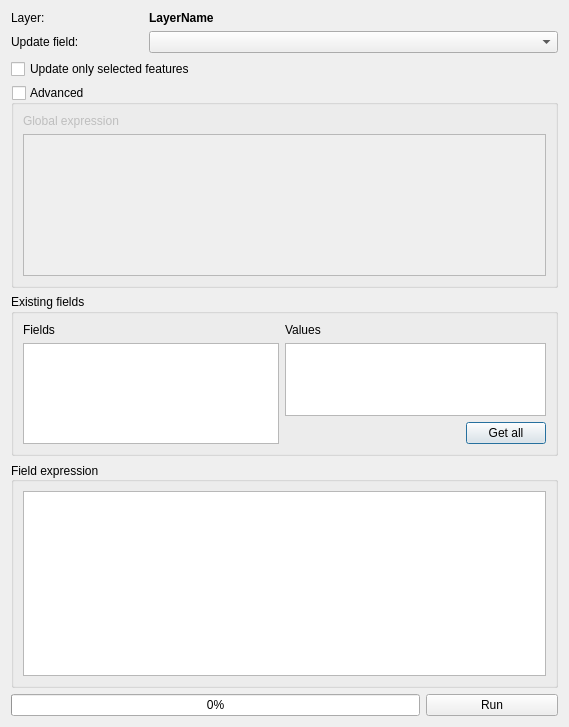
Old version of the form ui_fieldpyculatordialog.ui in the repository yellow-sky/FieldPyculator.
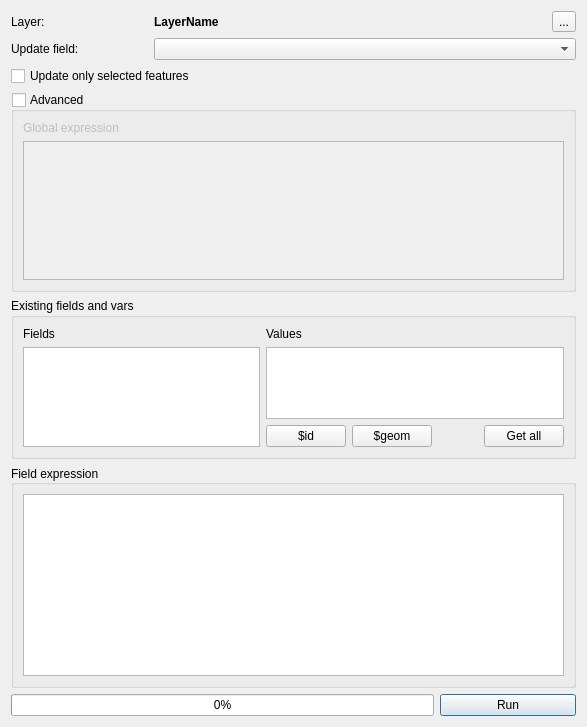
New version of the form. Icons and pictures are not drawn.

```diff
--- a/ui_fieldpyculatordialog.ui
+++ b/ui_fieldpyculatordialog.ui
@@ -6,7 +6,7 @@
    <rect>
     <x>0</x>
     <y>0</y>
-    <width>569</width>
+    <width>587</width>
     <height>727</height>
    </rect>
   </property>
@@ -18,16 +18,6 @@
     <normaloff>:/plugins/fieldpyculatorplugin/icon.png</normaloff>:/plugins/fieldpyculatorplugin/icon.png</iconset>
   </property>
   <layout class="QGridLayout" name="gridLayout">
-   <item row="2" column="1" colspan="3">
-    <widget class="QComboBox" name="cmbUpdateField">
-     <property name="sizePolicy">
-      <sizepolicy hsizetype="Expanding" vsizetype="Fixed">
-       <horstretch>0</horstretch>
-       <verstretch>0</verstretch>
-      </sizepolicy>
-     </property>
-    </widget>
-   </item>
    <item row="8" column="0" colspan="4">
     <widget class="QGroupBox" name="grpFieldExpression">
      <property name="title">
@@ -57,71 +47,6 @@
      </property>
     </widget>
    </item>
-   <item row="7" column="0" colspan="4">
-    <widget class="QGroupBox" name="grpFields">
-     <property name="maximumSize">
-      <size>
-       <width>16777215</width>
-       <height>170</height>
-      </size>
-     </property>
-     <property name="title">
-      <string>Existing fields</string>
-     </property>
-     <layout class="QGridLayout" name="gridLayout_2">
-      <property name="sizeConstraint">
-       <enum>QLayout::SetDefaultConstraint</enum>
-      </property>
-      <item row="2" column="3" colspan="2">
-       <widget class="QListWidget" name="lstValues"/>
-      </item>
-      <item row="0" column="1" colspan="2">
-       <widget class="QLabel" name="labelFields">
-        <property name="text">
-         <string>Fields</string>
-        </property>
-       </widget>
-      </item>
-      <item row="2" column="1" rowspan="2" colspan="2">
-       <widget class="QListWidget" name="lstFields">
-        <property name="sortingEnabled">
-         <bool>false</bool>
-        </property>
-       </widget>
-      </item>
-      <item row="0" column="3">
-       <widget class="QLabel" name="labelValues">
-        <property name="text">
-         <string>Values</string>
-        </property>
-       </widget>
-      </item>
-      <item row="3" column="3">
-       <spacer name="horizontalSpacer">
-        <property name="orientation">
-         <enum>Qt::Horizontal</enum>
-        </property>
-        <property name="sizeType">
-         <enum>QSizePolicy::MinimumExpanding</enum>
-        </property>
-        <property name="sizeHint" stdset="0">
-         <size>
-          <width>40</width>
-          <height>20</height>
-         </size>
-        </property>
-       </spacer>
-      </item>
-      <item row="3" column="4">
-       <widget class="QPushButton" name="btnGetAll">
-        <property name="text">
-         <string>Get all</string>
-        </property>
-       </widget>
-      </item>
-     </layout>
-    </widget>
-   </item>
    <item row="9" column="3">
     <widget class="QPushButton" name="btnRun">
      <property name="sizePolicy">
@@ -190,13 +115,32 @@
    </item>
    <item row="0" column="0">
     <widget class="QLabel" name="labelLayer">
+     <property name="sizePolicy">
+      <sizepolicy hsizetype="Minimum" vsizetype="Minimum">
+       <horstretch>0</horstretch>
+       <verstretch>0</verstretch>
+      </sizepolicy>
+     </property>
      <property name="text">
       <string>Layer:</string>
      </property>
     </widget>
    </item>
-   <item row="0" column="1" colspan="3">
+   <item row="5" column="0" colspan="4">
+    <widget class="QCheckBox" name="chkOnlySelected">
+     <property name="text">
+      <string>Update only selected features</string>
+     </property>
+    </widget>
+   </item>
+   <item row="0" column="1" colspan="2">
     <widget class="QLabel" name="lblLayerName">
+     <property name="sizePolicy">
+      <sizepolicy hsizetype="Expanding" vsizetype="Preferred">
+       <horstretch>0</horstretch>
+       <verstretch>0</verstretch>
+      </sizepolicy>
+     </property>
      <property name="font">
       <font>
        <weight>75</weight>
@@ -208,10 +152,111 @@
      </property>
     </widget>
    </item>
-   <item row="5" column="0" colspan="4">
-    <widget class="QCheckBox" name="chkOnlySelected">
+   <item row="0" column="3" alignment="Qt::AlignRight">
+    <widget class="QToolButton" name="btnToggleEditing">
      <property name="text">
-      <string>Update only selected features</string>
+      <string>...</string>
+     </property>
+    </widget>
+   </item>
+   <item row="7" column="0" colspan="4">
+    <widget class="QGroupBox" name="grpFields">
+     <property name="maximumSize">
+      <size>
+       <width>16777215</width>
+       <height>170</height>
+      </size>
+     </property>
+     <property name="title">
+      <string>Existing fields and vars</string>
+     </property>
+     <layout class="QGridLayout" name="gridLayout_2">
+      <property name="sizeConstraint">
+       <enum>QLayout::SetDefaultConstraint</enum>
+      </property>
+      <item row="3" column="7">
+       <widget class="QPushButton" name="btnGetAll">
+        <property name="text">
+         <string>Get all</string>
+        </property>
+       </widget>
+      </item>
+      <item row="3" column="4">
+       <widget class="QPushButton" name="btnId">
+        <property name="sizePolicy">
+         <sizepolicy hsizetype="Minimum" vsizetype="Fixed">
+          <horstretch>0</horstretch>
+          <verstretch>0</verstretch>
+         </sizepolicy>
+        </property>
+        <property name="text">
+         <string>$id</string>
+        </property>
+       </widget>
+      </item>
+      <item row="3" column="6">
+       <spacer name="horizontalSpacer">
+        <property name="orientation">
+         <enum>Qt::Horizontal</enum>
+        </property>
+        <property name="sizeType">
+         <enum>QSizePolicy::MinimumExpanding</enum>
+        </property>
+        <property name="sizeHint" stdset="0">
+         <size>
+          <width>40</width>
+          <height>20</height>
+         </size>
+        </property>
+       </spacer>
+      </item>
+      <item row="2" column="4" colspan="4">
+       <widget class="QListWidget" name="lstValues"/>
+      </item>
+      <item row="0" column="1" colspan="3">
+       <widget class="QLabel" name="labelFields">
+        <property name="text">
+         <string>Fields</string>
+        </property>
+       </widget>
+      </item>
+      <item row="2" column="1" rowspan="2" colspan="3">
+       <widget class="QListWidget" name="lstFields">
+        <property name="sortingEnabled">
+         <bool>false</bool>
+        </property>
+       </widget>
+      </item>
+      <item row="0" column="4">
+       <widget class="QLabel" name="labelValues">
+        <property name="text">
+         <string>Values</string>
+        </property>
+       </widget>
+      </item>
+      <item row="3" column="5">
+       <widget class="QPushButton" name="btnGeom">
+        <property name="sizePolicy">
+         <sizepolicy hsizetype="Minimum" vsizetype="Fixed">
+          <horstretch>0</horstretch>
+          <verstretch>0</verstretch>
+         </sizepolicy>
+        </property>
+        <property name="text">
+         <string>$geom</string>
+        </property>
+       </widget>
+      </item>
+     </layout>
+    </widget>
+   </item>
+   <item row="2" column="1" colspan="3">
+    <widget class="QComboBox" name="cmbUpdateField">
+     <property name="sizePolicy">
+      <sizepolicy hsizetype="Minimum" vsizetype="Fixed">
+       <horstretch>0</horstretch>
+       <verstretch>0</verstretch>
+      </sizepolicy>
      </property>
     </widget>
    </item>
```
